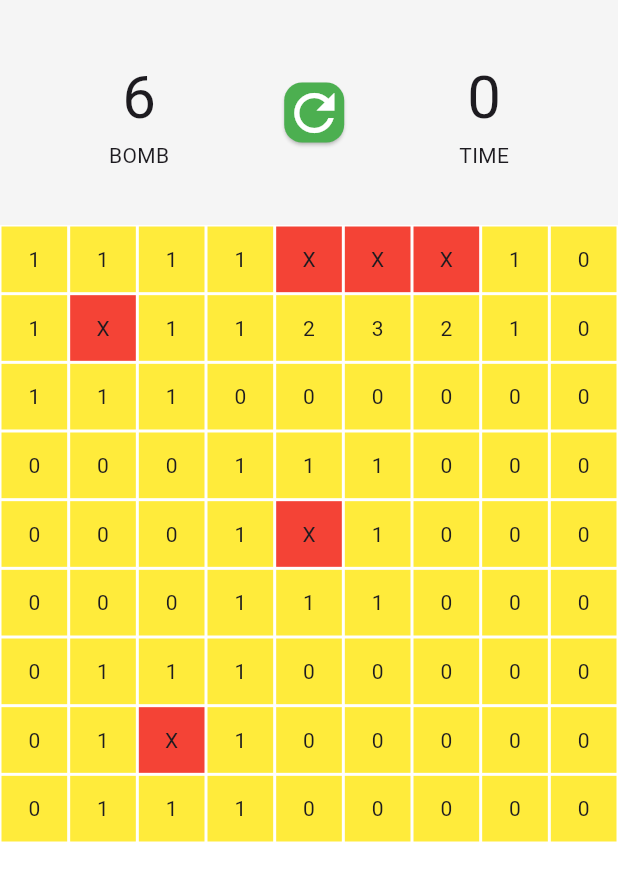
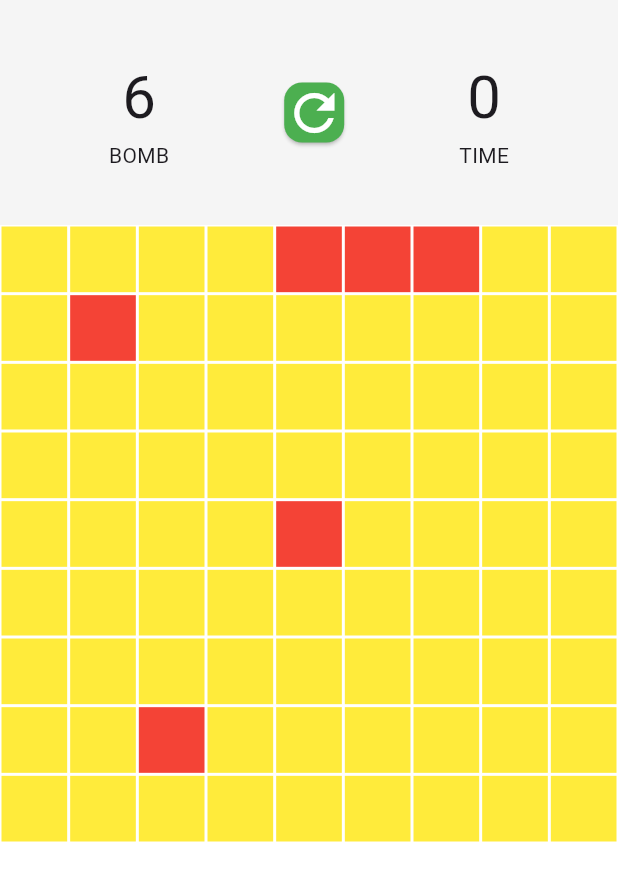
Before and after one commit to CSI-Trainee-2024/Task_3_Sparsh, a Flutter app: the screen it shows after launch, on a phone screen of 412 x 824 dp. Shown: the top 881 px of the screen. Run offline on Flutter 3.47's test engine with Material 3 defaults, Android fonts, the phone set to English and light mode, and no system bars.

Commit message:
Normal box index values removed

```diff
--- a/lib/bomb.dart
+++ b/lib/bomb.dart
@@ -15,10 +15,9 @@ class Bomb extends StatelessWidget {
               padding: const EdgeInsets.all(1.0),
               child: Container(
                 color: revealed? Colors.green : Colors.red,
-                child: Center(child: Text("X")),
-              ),
 
 
+              ),
       ),
     );
   }
--- a/lib/homepage.dart
+++ b/lib/homepage.dart
@@ -20,6 +20,7 @@ class _HomepageState extends State<Homepage> {
   final List<int> bomb_location=[
     4,40,65,5,6,10
   ];
+  bool bombs_revealed=false;
 
   @override
   void initState() {
@@ -148,10 +149,11 @@ class _HomepageState extends State<Homepage> {
                   itemBuilder: (context, index) {
                     if (bomb_location.contains(index)){
                       return Bomb(
-                        revealed: square_status[index][1],
+                        revealed: bombs_revealed,
                         function: (){
                          setState(() {
                            square_status[index][1] = true;
+                           bombs_revealed=true;
                          });
 
                         },
--- a/lib/numberbox.dart
+++ b/lib/numberbox.dart
@@ -14,7 +14,11 @@ class Numberbox extends StatelessWidget {
               padding: const EdgeInsets.all(1.0),
               child: Container(
                 color: revealed?  Colors.blue : Colors.yellow,
-                child: Center(child: Text(child.toString())),
+                child: Center(
+                  child: Text(
+                    revealed ? child.toString() :'',
+                  ),
+                ),
               ),
 
 
```
